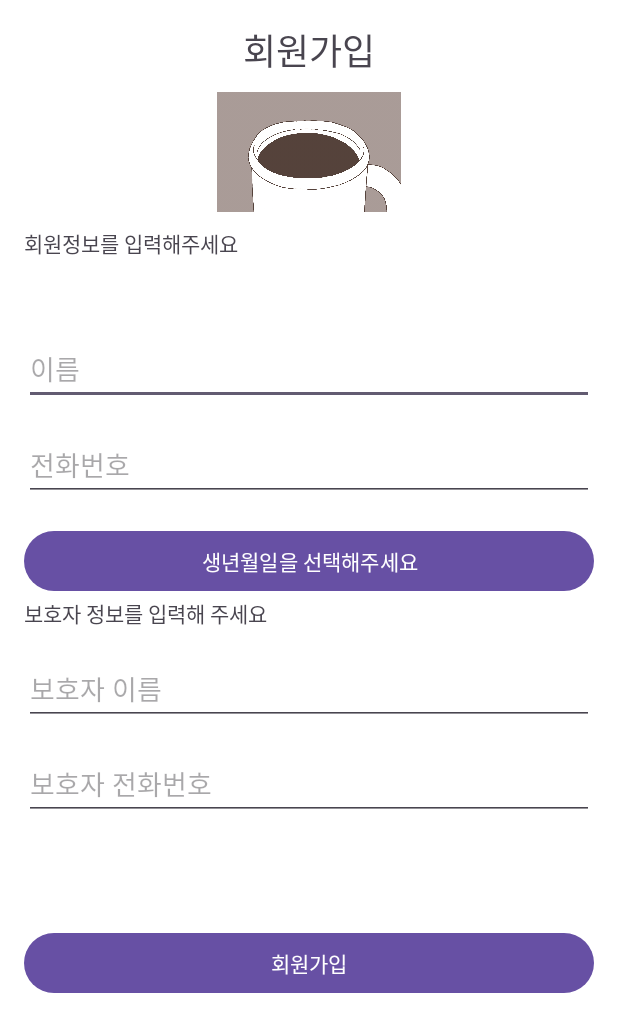
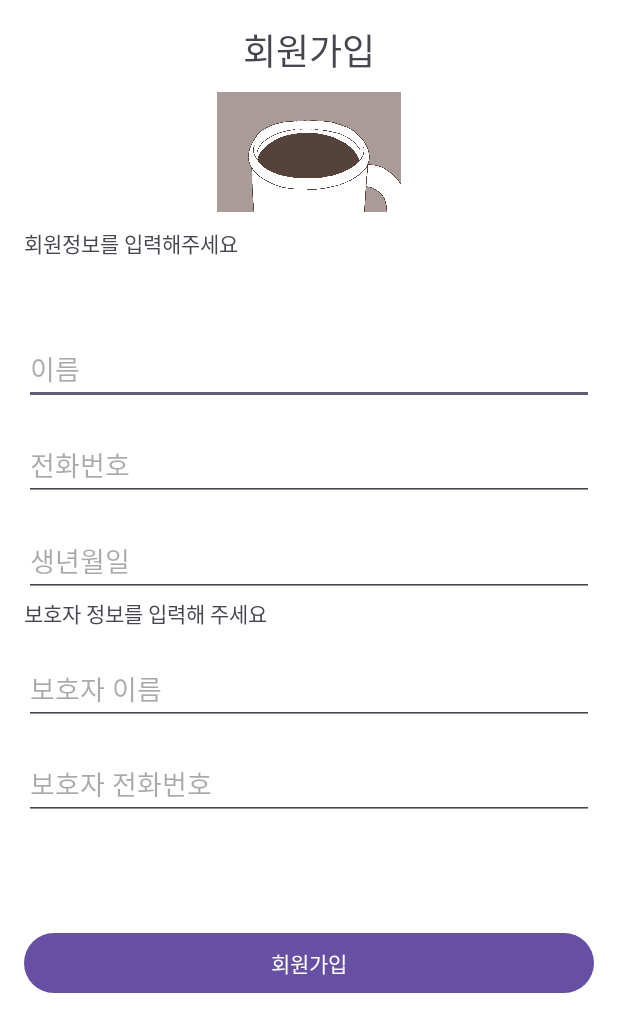
Before and after one commit to yooonzi040/CodingBear, an Android app: the screen it shows after launch (RegisterActivity), after a tap on "회원가입", on a phone screen of 412 x 824 dp. Shown: the top 1032 px of the screen. Run offline under Robolectric (Android 15) with nearby library versions, the phone set to English and light mode, and no system bars.

Commit message:
회원가입다 문자열로 되어있는 버전

```diff
--- a/app/src/main/java/sku/jyj/example/silvia/LoginActivity.java
+++ b/app/src/main/java/sku/jyj/example/silvia/LoginActivity.java
@@ -26,7 +26,7 @@ import okhttp3.Response;
 
 public class LoginActivity extends AppCompatActivity {
     private static final String urls = "http://pascal0124.iptime.org:5003/login"; // [★] Flask 서버 호출 URL
-    private EditText input_loginName, input_loginBrith, input_loginPhoneNo;
+    private EditText input_loginName, input_loginBirth, input_loginPhoneNo;
     private Button btn_login, btn_register, btn_tts, btn_voice, btn_settings;
     @SuppressLint("MissingInflatedId")
     @Override
@@ -35,7 +35,7 @@ public class LoginActivity extends AppCompatActivity {
         setContentView(R.layout.activity_login);
 
         input_loginName = findViewById(R.id.input_loginName);
-        input_loginBrith = findViewById(R.id.input_loginBrith);
+        input_loginBirth = findViewById(R.id.input_loginBirth);
         input_loginPhoneNo = findViewById(R.id.input_loginPhoneNo);
         btn_register = findViewById(R.id.btn_register);
         btn_login = findViewById(R.id.btn_login);
@@ -111,7 +111,7 @@ public class LoginActivity extends AppCompatActivity {
 
                     JSONObject jsonInput = new JSONObject();  // JSON 객체 생성
                     jsonInput.put("loginName", input_loginName.getText().toString());
-                    jsonInput.put("loginBrith", input_loginBrith.getText().toString());
+                    jsonInput.put("loginBirth", input_loginBirth.getText().toString());
                     jsonInput.put("loginPhoneNo", input_loginPhoneNo.getText().toString());
 
                     RequestBody reqBody = RequestBody.create(
--- a/app/src/main/java/sku/jyj/example/silvia/RegisterActivity.java
+++ b/app/src/main/java/sku/jyj/example/silvia/RegisterActivity.java
@@ -13,7 +13,6 @@ import android.view.View;
 import android.widget.Button;
 import android.widget.EditText;
 import android.widget.Toast;
-
 
 import org.json.JSONException;
 import org.json.JSONObject;
@@ -32,9 +31,7 @@ public class RegisterActivity extends AppCompatActivity {
 
     // Flask 서버 호출
     private static final String urls = "http://pascal0124.iptime.org:5003/userJoin";
-    public Button btn_birth;
-    private String input_Birth;
-    private EditText input_guardianName, input_guardianPhoneNo, input_Name, input_PhoneNo;
+    private EditText input_guardianName, input_guardianPhoneNo, input_Name, input_PhoneNo, input_Birth;
     private Button bt_register;
     @Override
     protected void onCreate(Bundle savedInstanceState) { // 액티비티 시작시 처음으로 실행되는 생명주기
@@ -46,7 +43,7 @@ public class RegisterActivity extends AppCompatActivity {
         input_guardianPhoneNo = findViewById(R.id.input_guardianPhoneNo);
         input_Name = findViewById(R.id.input_Name);
         input_PhoneNo = findViewById(R.id.input_PhoneNo);
-        btn_birth = findViewById(R.id.btn_birth);
+        input_Birth = findViewById(R.id.input_Birth);
         bt_register = findViewById(R.id.bt_register);
 
         // 전화번호 입력값 최대 길이 제한
@@ -66,29 +63,15 @@ public class RegisterActivity extends AppCompatActivity {
         });
     }
 
-    public void processDatePickerResult(int year, int month, int day){
-        String month_string = Integer.toString(month+1);
-        String day_string = Integer.toString(day);
-        String year_string = Integer.toString(year);
-        input_Birth = (month_string + "/" + day_string + "/" + year_string);
-
-        Toast.makeText(this,"Date: "+input_Birth,Toast.LENGTH_SHORT).show();
-
-        sendServer(input_Birth);
-    }
-
-    public void onBitrhdayClicked (View view) {
-        DatePickerFragment newFragment = new DatePickerFragment();
-        newFragment.show(getSupportFragmentManager(), "datePicker");
-    }
 
     public void onRegisterClicked(View view){ // 버튼 클릭 리스너
         // 버튼 클릭 시 서버로 데이터 전송
         Log.d("ClickButton1", "Button clicked");  // Log 추가
-        sendServer(input_Birth);
+        sendServer();
     }
 
-    public void sendServer(final String memberBirth){ // 서버로 데이터 전송하기 위한 함수
+
+    public void sendServer(){ // 서버로 데이터 전송하기 위한 함수
         class sendData extends AsyncTask<Void, Void, String> { // 백그라운드 쓰레드 생성
 
             @Override
@@ -133,7 +116,7 @@ public class RegisterActivity extends AppCompatActivity {
 
                     jsonInput.put("memberName", input_Name.getText().toString());
                     jsonInput.put("memberPhoneNo", input_PhoneNo.getText().toString());
-                    jsonInput.put("memberBirth", memberBirth);
+                    jsonInput.put("memberBirth", input_Birth.getText().toString());
                     jsonInput.put("guardianName", input_guardianName.getText().toString());
                     jsonInput.put("guardianPhoneNo", input_guardianPhoneNo.getText().toString());
 
--- a/app/src/main/res/layout/activity_login.xml
+++ b/app/src/main/res/layout/activity_login.xml
@@ -75,7 +75,7 @@
             android:text="생년월일" />
 
         <EditText
-            android:id="@+id/input_loginBrith"
+            android:id="@+id/input_loginBirth"
             android:layout_width="wrap_content"
             android:layout_height="wrap_content"
             android:layout_marginLeft="20dp"
--- a/app/src/main/res/layout/activity_register.xml
+++ b/app/src/main/res/layout/activity_register.xml
@@ -68,16 +68,16 @@
             android:hint="전화번호"
             android:inputType="text" />
 
-        <Button
-            android:id="@+id/btn_birth"
+        <EditText
+            android:id="@+id/input_Birth"
             android:layout_width="match_parent"
             android:layout_height="wrap_content"
             android:layout_marginLeft="16dp"
             android:layout_marginTop="16dp"
             android:layout_marginRight="16dp"
-            android:onClick="onBitrhdayClicked"
-            android:text="생년월일을 선택해주세요"
-            android:textColorLink="#3F51B5" />
+            android:ems="10"
+            android:hint="생년월일"
+            android:inputType="text" />
 
         <TextView
             android:id="@+id/textView11"
```
Also changed, not shown: app/src/main/res/layout/item_chat_message.xml (+4 -4 lines).
